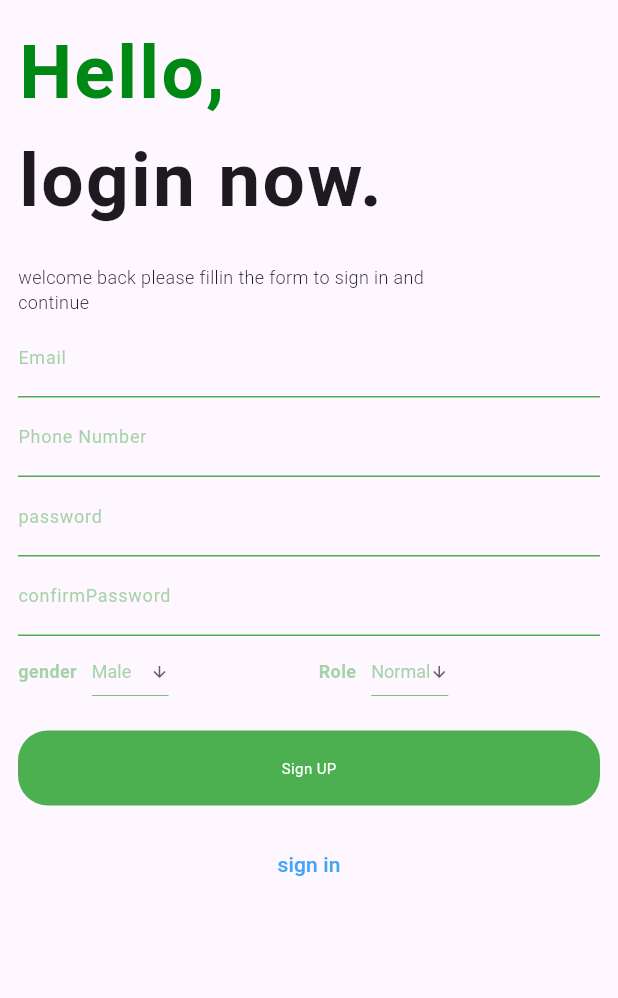
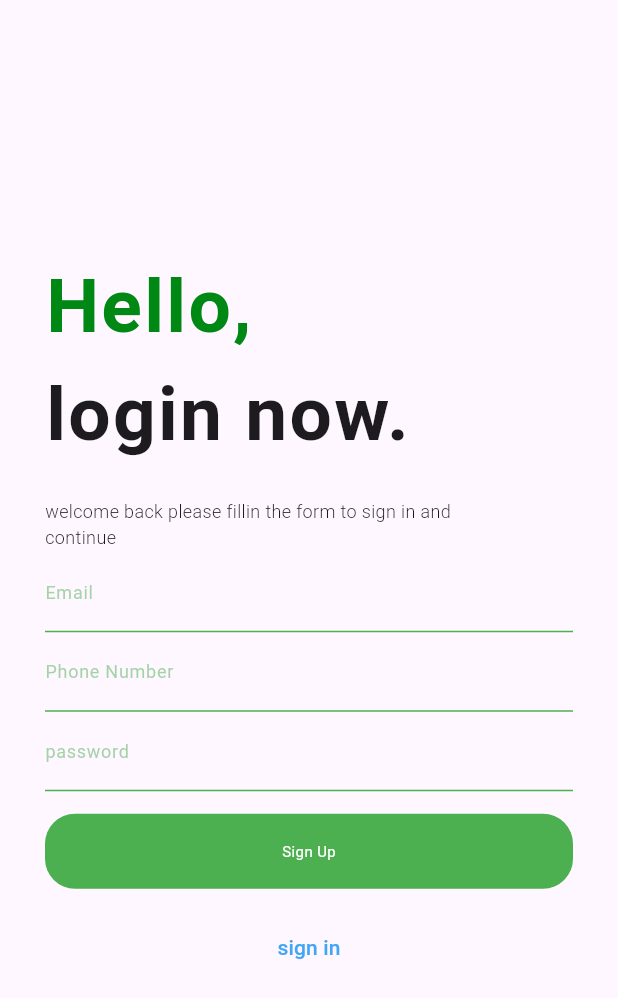
Before and after one commit to michael-099/Hakime, a Flutter app: the screen it shows after launch, after a tap on "sign in", on a phone screen of 412 x 824 dp. Shown: the top 998 px of the screen. Run offline on Flutter 3.47's test engine with Material 3 defaults, Android fonts, the phone set to English and light mode, and no system bars; our stand-ins replace curved_navigation_bar; missing offline and left inert: dart:js.

Commit message:
drop down

```diff
--- a/lib/Login/signUp.dart
+++ b/lib/Login/signUp.dart
@@ -1,30 +1,29 @@
 import 'package:flutter/material.dart';
+// import 'package:namer_app/Sign_in%20and%20Sign_up/signin.dart';
+import 'MyTextField.dart';
+import 'button.dart';
+import "signin.dart";
 import "discription.dart";
-import "MyTextField.dart";
-import "button.dart";
 import "dropdown.dart";
-import 'Log_in.dart';
 
 class SignUp extends StatelessWidget {
-  Widget build(BuildContext context) {
+  final TextEditingController textController = TextEditingController();
+  final TextEditingController textController2 = TextEditingController();
   final List<String> dropdown = ["Male", "Female"];
     final List<String> dropdown2 = ["Normal", "Admin", "Doctor"];
-
-    return MaterialApp(
-        home: Scaffold(
+  Widget build(BuildContext context) {
+    return Scaffold(
         body: Padding(
-      padding: const EdgeInsets.all(12.0),
-      child: Align(
-        alignment: Alignment.bottomLeft,
-        child: Container(
-          width: 400,
+         padding:
+                  const EdgeInsets.symmetric(horizontal: 30.0, vertical: 8.0),
           child: Column(
+            mainAxisAlignment: MainAxisAlignment.center,
                children: [
                  Discription(),
                  const MyTextField(
                      labelText: "Email",
                      obscureText: false,
-                  width: 600,
+                     width: 400,
                      color: Colors.green
                      // radius: 20.0,
                      ),
@@ -69,14 +68,15 @@ class SignUp extends StatelessWidget {
                      ),
                    ],
                  ),
-
-              const Button(
+                  // ignore: prefer_const_constructors
+                  Button(
                       height: 50,
-                label: "Sign UP",
+                      label: "Sign Up",
                       width: 600,
                       radius: 20,
                       fontSize: 10,
                     ),
+
                        TextButton(
                          child: Text(
                            "sign in",
@@ -85,13 +85,10 @@ class SignUp extends StatelessWidget {
                          ),
                          onPressed: () {
                            Navigator.push(context,
-                      MaterialPageRoute(builder: (context) => Login()));
+                               MaterialPageRoute(builder: (context) => SignIn()));
                          },
-              ),
-            ],
-          ),
-        ),
-      ),
-    )));
+                       )
+                     ]),
+        ));
   }
 }
--- /dev/null
+++ b/lib/Login/signin.dart
@@ -0,0 +1,83 @@
+import 'package:flutter/material.dart';
+// import 'package:namer_app/Sign_in%20and%20Sign_up/signup.dart';
+import 'signup.dart';
+import 'MyTextField.dart';
+import 'button.dart';
+import 'dropdown.dart';
+import 'discription.dart';
+
+class SignIn extends StatelessWidget {
+  final TextEditingController textController = TextEditingController();
+  final TextEditingController textController2 = TextEditingController();
+  Widget build(BuildContext context) {
+    return Scaffold(
+        body: SafeArea(
+      child: Center(
+        child: Column(
+          mainAxisAlignment: MainAxisAlignment.center,
+          children: [
+
+            Padding(
+              padding:
+                  const EdgeInsets.symmetric(horizontal: 30.0, vertical: 8.0),
+              child: Column(
+                  mainAxisAlignment: MainAxisAlignment.spaceBetween,
+                  children: [
+                      Discription(),
+              const MyTextField(
+                  labelText: "Email",
+                  obscureText: false,
+                  width: 400,
+                  color: Colors.green
+                  // radius: 20.0,
+                  ),
+              const MyTextField(
+                  labelText: "Phone Number",
+                  obscureText: false,
+                  width: 400,
+                  color: Colors.green
+                  // radius: 20.0,
+                  ),
+
+              //  MyDropdownButton(options: ,),
+
+              const MyTextField(
+                  labelText: "password",
+                  obscureText: true,
+                  width: 400,
+                  color: Colors.green
+                  // radius: 20.0,
+                  ),
+
+
+
+                    // ignore: prefer_const_constructors
+                    Button(
+                    height: 50,
+                    label: "Sign Up",
+                    width: 600,
+                    radius: 20,
+                    fontSize: 10,
+                  ),
+                    TextButton(
+                      child: Text(
+                        "sign in",
+                        style: TextStyle(color: Colors.blue[400]),
+                        textAlign: TextAlign.right,
+                      ),
+                      onPressed: () {
+                        Navigator.push(
+                            context,
+                            MaterialPageRoute(
+                              builder: (context) => SignUp(),
+                            ));
+                      },
+                    ),
+                  ]),
+            ),
+          ],
+        ),
+      ),
+    ));
+  }
+}
--- a/lib/main.dart
+++ b/lib/main.dart
@@ -5,7 +5,7 @@ import 'Profile/profile.dart';
 import 'dashBoard/dashboard.dart';
 import 'main/Main.dart';
 import 'dashBoard/dashboard.dart';
-import 'Login/signUp.dart';
+import 'Login/signup.dart';
 // import 'Sign_in and Sign_up/signup.dart';
 
 void main() {
@@ -15,9 +15,9 @@ void main() {
     // Chat(),
     //  Profile(),
     // Main(),
-    SignUp()
+    // SignUp()
 
-    // MaterialApp(home: SignUp()),
+    MaterialApp(home: SignUp()),
     // DashBoard()
   );
 }
```
Also changed, not shown: lib/Login/Log_in.dart (deleted, +0 -58 lines). Lines whose indentation alone changed are shown as unchanged.
